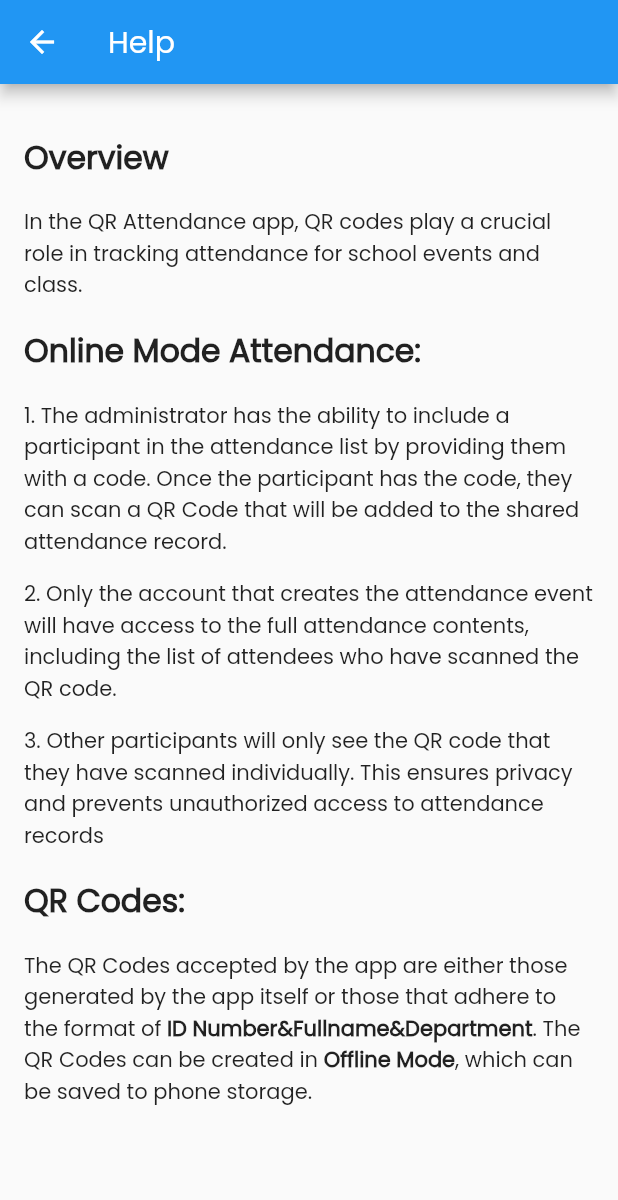
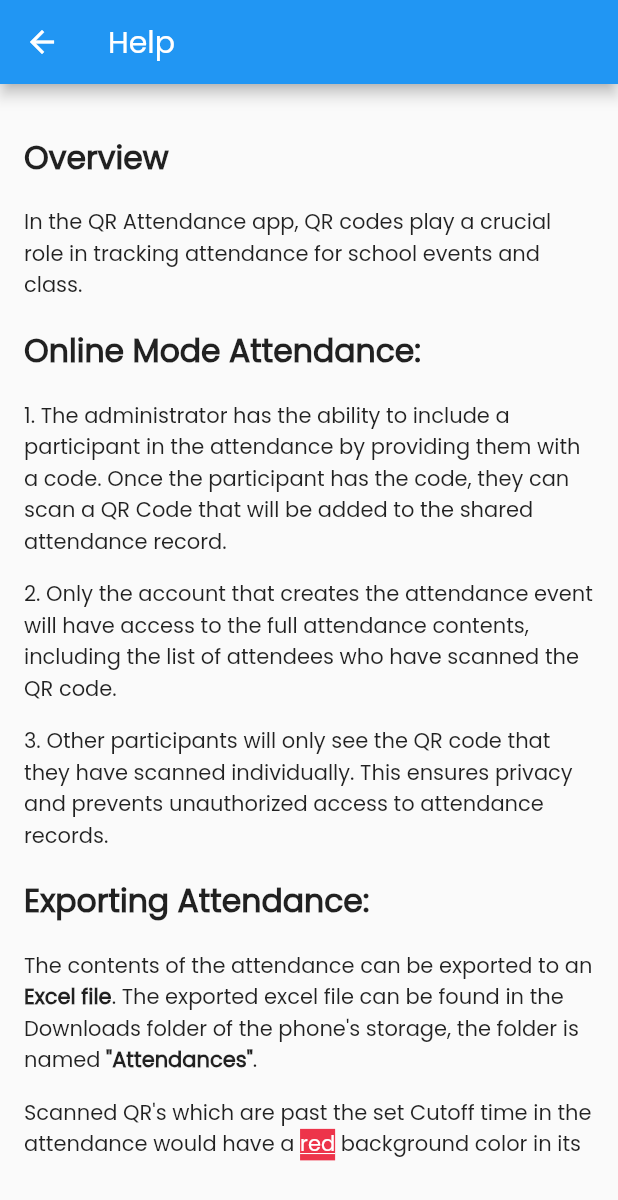
Before and after one commit to nicoitorma/qr_attendance_flut, a Flutter app: the HelpScreen screen opened directly, on a phone screen of 412 x 824 dp. Shown: the top 1200 px of the screen. Run offline on Flutter 3.47's test engine with Material 2 defaults, Android fonts, the phone set to English and light mode, and no system bars; drawn by our look-alikes of flutter_widget_from_html_core, google_mobile_ads; our stand-ins replace cloud_firestore, connectivity_plus, firebase_auth, firebase_core, firebase_crashlytics, page_transition and 4 more; missing offline and left inert: downloads_path_provider_28, excel, firebase_ui_auth, qr_code_scanner; accounts and stored records are empty; network calls fail.

Commit message:
v1.0.0+7

```diff
--- a/lib/Views/drawer.dart
+++ b/lib/Views/drawer.dart
@@ -1,6 +1,7 @@
 import 'package:firebase_auth/firebase_auth.dart';
 import 'package:firebase_ui_auth/firebase_ui_auth.dart';
 import 'package:flutter/material.dart';
+import 'package:qr_attendance_flut/Views/sidebar_screen/privacy-policy.dart';
 import 'package:qr_attendance_flut/Views/sidebar_screen/profile_screen.dart';
 import 'package:qr_attendance_flut/utils/firebase_helper.dart';
 import 'package:qr_attendance_flut/values/strings.dart';
@@ -55,6 +56,8 @@ Widget drawer(var context) => Drawer(
           leading: const Icon(Icons.privacy_tip_outlined),
           onTap: () {
             Navigator.pop(context);
+            Navigator.push(context,
+                MaterialPageRoute(builder: (_) => const PrivacyPolicy()));
           },
         ),
         ListTile(
--- a/lib/Views/offline/attendance_list/attendance_list.dart
+++ b/lib/Views/offline/attendance_list/attendance_list.dart
@@ -32,6 +32,7 @@ class _AttendanceListState extends State<AttendanceList> {
   @override
   void initState() {
     super.initState();
+
     final dbContent =
         Provider.of<AttendanceListProvider>(context, listen: false);
     dbContent.getAttendanceListForDay(_focusedDay);
--- a/lib/Views/offline/homepage.dart
+++ b/lib/Views/offline/homepage.dart
@@ -5,6 +5,7 @@ import 'package:qr_attendance_flut/Views/offline/qr_list.dart';
 import 'package:qr_attendance_flut/Views/instantiable_widget.dart';
 import 'package:qr_attendance_flut/values/strings.dart';
 
+import '../../utils/ad_helper.dart';
 import '../../values/const.dart';
 import '../drawer.dart';
 
@@ -23,7 +24,7 @@ class _HomePageState extends State<HomePage> {
   @override
   void initState() {
     super.initState();
-    //_bannerAd = AdHelper.createBannerAd();
+    _bannerAd = AdHelper.createBannerAd();
   }
 
   @override
--- a/lib/Views/offline/qr_list.dart
+++ b/lib/Views/offline/qr_list.dart
@@ -6,6 +6,7 @@ import 'package:qr_attendance_flut/values/strings.dart';
 
 import '../../Controller/offline/qr_list_provider.dart';
 import '../../Models/qr_code.dart';
+import '../../utils/ad_helper.dart';
 import '../../values/const.dart';
 import '../instantiable_widget.dart';
 import '../menu_app_bar.dart';
@@ -27,7 +28,7 @@ class _QrCodeListState extends State<QrCodeList> {
   @override
   void initState() {
     super.initState();
-    //_bannerAd = AdHelper.createBannerAd();
+    _bannerAd = AdHelper.createBannerAd();
     final provider = Provider.of<QrListProvider>(context, listen: false);
     provider.getQrList();
   }
@@ -46,7 +47,7 @@ class _QrCodeListState extends State<QrCodeList> {
     return Consumer<QrListProvider>(
       builder: (context, value, child) => Scaffold(
         bottomNavigationBar:
-            (_bannerAd != null) ? showAd(_bannerAd) : const SizedBox(height: 0),
+            (_bannerAd != null) ? showAd(_bannerAd) : const SizedBox(),
         appBar: (value.isLongPress)
             ? MenuAppBar(value: value)
             : AppBar(title: Text(labelQrCodes)),
--- a/lib/Views/online/online_homepage.dart
+++ b/lib/Views/online/online_homepage.dart
@@ -7,9 +7,11 @@ import 'package:qr_attendance_flut/Views/drawer.dart';
 import 'package:qr_attendance_flut/Views/online/attendance_content.dart';
 import 'package:qr_attendance_flut/Views/online/widget.dart';
 
+import '../../utils/ad_helper.dart';
 import '../../values/const.dart';
 import '../../values/strings.dart';
 import '../custom_list_tiles/attendance_tile.dart';
+import '../instantiable_widget.dart';
 import '../menu_app_bar.dart';
 import '../offline/attendance_list/widgets.dart';
 import 'join_attendance.dart';
@@ -29,7 +31,7 @@ class _OnlineHomepageState extends State<OnlineHomepage> {
     super.initState();
 
     // TODO: DO not forget to load ads;
-    //_bannerAd = AdHelper.createBannerAd();
+    _bannerAd = AdHelper.createBannerAd();
   }
 
   @override
@@ -47,6 +49,8 @@ class _OnlineHomepageState extends State<OnlineHomepage> {
         builder: (context, value, child) => SafeArea(
                 child: Scaffold(
               drawer: drawer(context),
+              bottomNavigationBar:
+                  (_bannerAd != null) ? showAd(_bannerAd) : const SizedBox(),
               appBar: (value.isLongPress)
                   ? MenuAppBar(value: value)
                   : AppBar(title: Text(labelAttendanceList)),
--- a/lib/Views/sidebar_screen/help_screen.dart
+++ b/lib/Views/sidebar_screen/help_screen.dart
@@ -1,51 +1,53 @@
 import 'package:flutter/material.dart';
 import 'package:flutter_widget_from_html_core/flutter_widget_from_html_core.dart';
+import 'package:google_mobile_ads/google_mobile_ads.dart';
+import 'package:qr_attendance_flut/utils/ad_helper.dart';
 import 'package:qr_attendance_flut/values/strings.dart';
 
-class HelpScreen extends StatelessWidget {
+import '../instantiable_widget.dart';
+
+class HelpScreen extends StatefulWidget {
   const HelpScreen({super.key});
 
   @override
+  State<HelpScreen> createState() => _HelpScreenState();
+}
+
+class _HelpScreenState extends State<HelpScreen> {
+  BannerAd? _bannerAd;
+
+  @override
+  void initState() {
+    super.initState();
+    _bannerAd = AdHelper.createBannerAd();
+  }
+
+  @override
   Widget build(BuildContext context) {
-    // TextStyle h1 = const TextStyle(fontSize: 18, fontWeight: FontWeight.bold);
-    // TextStyle h2 = const TextStyle(fontSize: 16, fontWeight: FontWeight.normal);
     return Scaffold(
-      appBar: AppBar(title: Text(labelHelp)),
-      body: const SingleChildScrollView(
-        child: Padding(padding: EdgeInsets.all(16.0), child: HtmlWidget('''
+        appBar: AppBar(title: Text(labelHelp)),
+        bottomNavigationBar:
+            (_bannerAd != null) ? showAd(_bannerAd) : const SizedBox(),
+        body: const SingleChildScrollView(
+          child: Column(children: [
+            Padding(padding: EdgeInsets.all(16.0), child: HtmlWidget('''
             <h2>Overview</h2>
             <p>In the QR Attendance app, QR codes play a crucial role in tracking attendance for school events and class.</p>
             <h2>Online Mode Attendance:</h2>
-            <p>1. The administrator has the ability to include a participant in the attendance list by providing them with a code. Once the participant has the code, they can scan a QR Code that will be added to the shared attendance record. </p>
+            <p>1. The administrator has the ability to include a participant in the attendance by providing them with a code. Once the participant has the code, they can scan a QR Code that will be added to the shared attendance record. </p>
             <p>2. Only the account that creates the attendance event will have access to the full attendance contents, including the list of attendees who have scanned the QR code.</p>
-            <p>3. Other participants will only see the QR code that they have scanned individually. This ensures privacy and prevents unauthorized access to attendance records</p>
+            <p>3. Other participants will only see the QR code that they have scanned individually. This ensures privacy and prevents unauthorized access to attendance records.</p>
+
+            <h2>Exporting Attendance:</h2>
+            <p>The contents of the attendance can be exported to an <b>Excel file</b>. The exported excel file can be found in the Downloads folder of the phone's storage, the folder is named <b>"Attendances"</b>.</p>
+            <p>Scanned QR's which are past the set Cutoff time in the attendance would have a <a style="background-color: #ed344a; color:#FFFFFF">red</a> background color in its Date and Time Scanned field.</p>
+            <b>For online attendances:</b>
+            <p>The creator of the attendance can export the entire contents of the attendance, but participants can only export the QR codes they scanned.</p>
 
             <h2>QR Codes:</h2>
-            <p>The QR Codes accepted by the app are either those generated by the app itself or those that adhere to the format of <b>ID Number&Fullname&Department</b>. The QR Codes can be created in <b>Offline Mode</b>, which can be saved to phone storage.</p>
-            ''')
-
-            // Column(
-            //   crossAxisAlignment: CrossAxisAlignment.start,
-            //   mainAxisSize: MainAxisSize.max,
-            //   mainAxisAlignment: MainAxisAlignment.spaceEvenly,
-            //   children: [
-            //     Text('Overview', style: h1),
-            //     Text(
-            //         '\t\t\t',
-            //         style: h2),
-            //     Text('', style: h1),
-            //     Text(
-            //         '',
-            //         style: h2),
-            //     Text('Visibility Settings for Attendees:', style: h1),
-            //     Text(
-            //         '',
-            //         style: h2),
-            //     Text('QR Code:', style: h1),
-            //   ],
-            // ),
-            ),
-      ),
-    );
+            <p>The QR Codes accepted by the app are either those generated by the app itself or those that adhere to the format of <b>ID Number&Fullname&Department</b>. The QR Codes can be created in <b>Offline Mode</b>, which can be saved to phone storage in the <b>Downloads</b> inside the <b>QRCodes</b> directory.</p>
+            ''')),
+          ]),
+        ));
   }
 }
--- a/lib/Views/start.dart
+++ b/lib/Views/start.dart
@@ -3,6 +3,8 @@ import 'package:flutter/material.dart';
 import 'package:google_mobile_ads/google_mobile_ads.dart';
 import 'package:qr_attendance_flut/Views/instantiable_widget.dart';
 import 'package:qr_attendance_flut/values/strings.dart';
+
+import '../utils/ad_helper.dart';
 
 class StartPage extends StatefulWidget {
   const StartPage({super.key});
@@ -17,7 +19,7 @@ class _StartPageState extends State<StartPage> {
   @override
   void initState() {
     super.initState();
-    //_bannerAd = AdHelper.createBannerAd();
+    _bannerAd = AdHelper.createBannerAd();
   }
 
   @override
--- a/lib/main.dart
+++ b/lib/main.dart
@@ -2,6 +2,7 @@ import 'package:firebase_auth/firebase_auth.dart';
 import 'package:firebase_crashlytics/firebase_crashlytics.dart';
 import 'package:flutter/foundation.dart';
 import 'package:flutter/material.dart';
+import 'package:google_mobile_ads/google_mobile_ads.dart';
 import 'package:provider/provider.dart';
 import 'package:qr_attendance_flut/Controller/online/online_attdnc_content_prov.dart';
 import 'package:qr_attendance_flut/Controller/online/online_attdnc_list_provider.dart';
@@ -28,8 +29,7 @@ Future<void> main() async {
   await Firebase.initializeApp(
     options: DefaultFirebaseOptions.currentPlatform,
   );
-// TODO: Uncomment this
-  // MobileAds.instance.initialize();
+  MobileAds.instance.initialize();
 
   // Pass all uncaught "fatal" errors from the framework to Crashlytics
   FlutterError.onError = (errorDetails) {
--- a/lib/utils/excel_writer.dart
+++ b/lib/utils/excel_writer.dart
@@ -38,7 +38,7 @@ class ExcelWriter {
     sheet = excel?['Sheet1'];
 
     setHeaderRow();
-
+    int row = 1;
     // Add custom model data to the sheet
     for (var model in models) {
       sheet?.appendRow(
@@ -47,9 +47,10 @@ class ExcelWriter {
       if (model.isLate == 'true') {
         // Set the cell color to red
         sheet
-            ?.cell(CellIndex.indexByColumnRow(columnIndex: 3, rowIndex: 3))
+            ?.cell(CellIndex.indexByColumnRow(columnIndex: 3, rowIndex: row))
             .cellStyle = CellStyle(backgroundColorHex: '#ed344a');
       }
+      row += 1;
     }
 
     // Save the workbook to the specified file path
--- a/pubspec.yaml
+++ b/pubspec.yaml
@@ -57,6 +57,7 @@ dependencies:
   path_provider:
   downloads_path_provider_28: ^0.1.2
   flutter_widget_from_html_core: ^0.10.2
+  webview_flutter: ^4.2.2
 
 dev_dependencies:
   flutter_test:
```
Also changed, not shown: lib/Views/offline/attendance_contents.dart (+7 -0 lines), lib/Views/online/attendance_content.dart (+7 -0 lines), lib/Views/online/join_attendance.dart (+20 -2 lines), lib/Views/sidebar_screen/privacy-policy.dart (added, +42 -0 lines), lib/Views/sidebar_screen/profile_screen.dart (+22 -3 lines), pubspec.lock.
